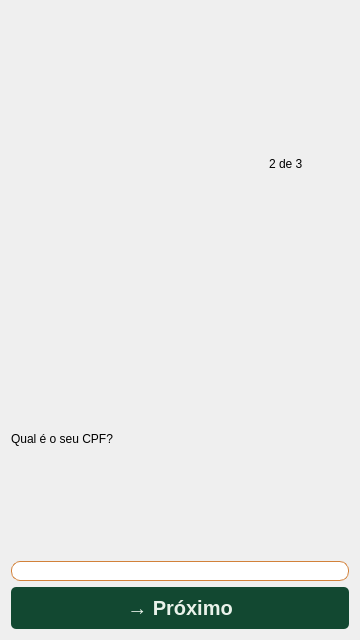
Old version of the form gui/FarmerCPF.ui in the repository pollyanasousa/projeto-interdisciplinar-ufrpe.
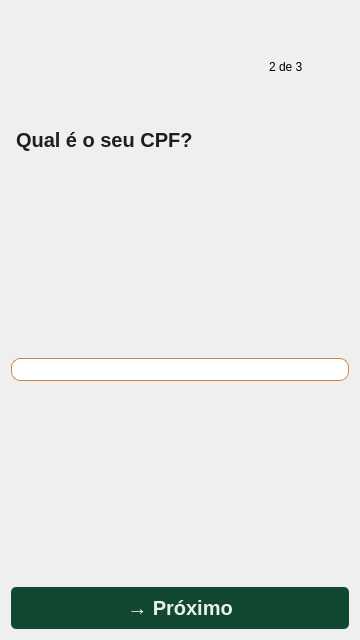
New version of the form. Icons and pictures are not drawn.

```diff
--- a/gui/FarmerCPF.ui
+++ b/gui/FarmerCPF.ui
@@ -49,7 +49,8 @@
 	color: #1E1E1E;
 	background-color: #FFFFFF;
 	border-radius: 9px;
-	font-size: 14px;
+	font-size: 16px;
+	margin-bottom:200px;
 }
 
 QLabel#welcome_label{
@@ -59,11 +60,12 @@
 	color:#124831;
 }
 
-QLabel#question_label{
+QLabel#code_sent_label{
 	font-family:&quot;Roboto Flex&quot;;
 	font-weight:600;
 	font-size:20px;
 	color: #1E1E1E;
+	margin-bottom:200px;
 }
 
 QLabel#code_label{
```
